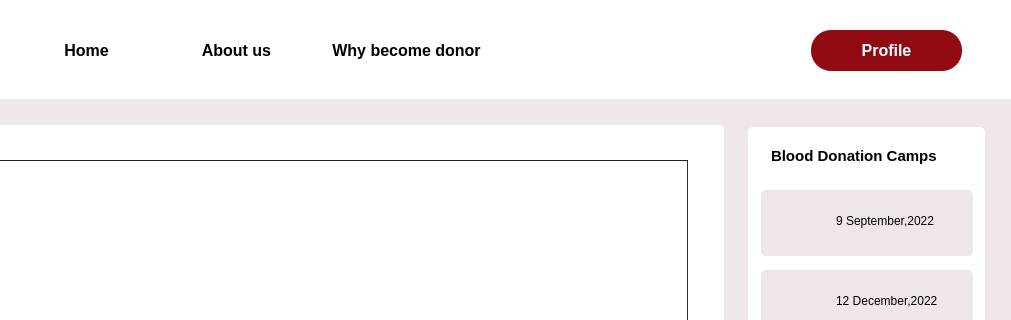
The window that edit_donor.ui (Rista10/Final) describes before a commit, drawn with Qt 5; both pictures show x 259 to 1270 and y 0 to 320 of the 1270 by 700 pixel window.
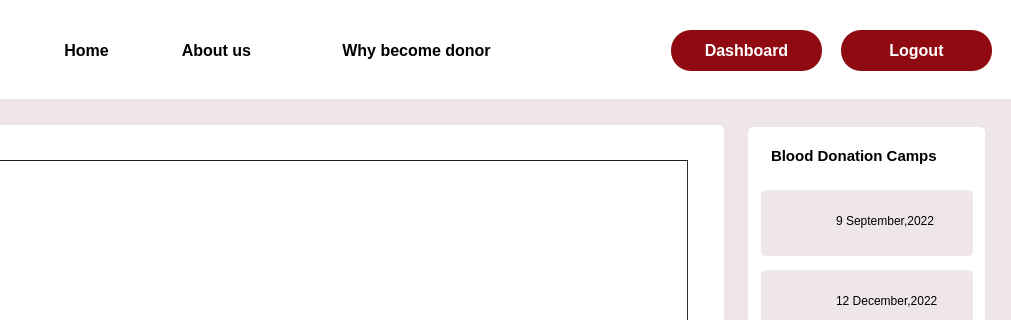
The same window after the commit. Icons and pictures are not drawn.

The edit to the form file:
```diff
--- a/edit_donor.ui
+++ b/edit_donor.ui
@@ -151,7 +151,7 @@
   <widget class="QPushButton" name="login">
    <property name="geometry">
     <rect>
-     <x>1070</x>
+     <x>930</x>
      <y>30</y>
      <width>151</width>
      <height>41</height>
@@ -181,7 +181,7 @@
 }</string>
    </property>
    <property name="text">
-    <string>Profile</string>
+    <string>Dashboard</string>
    </property>
   </widget>
   <widget class="QLabel" name="label_2">
@@ -509,7 +509,7 @@
   <widget class="QPushButton" name="about">
    <property name="geometry">
     <rect>
-     <x>420</x>
+     <x>400</x>
      <y>30</y>
      <width>151</width>
      <height>41</height>
@@ -580,7 +580,7 @@
   <widget class="QPushButton" name="why">
    <property name="geometry">
     <rect>
-     <x>550</x>
+     <x>560</x>
      <y>30</y>
      <width>231</width>
      <height>41</height>
@@ -682,14 +682,17 @@
      <bold>true</bold>
     </font>
    </property>
+   <property name="cursor">
+    <cursorShape>PointingHandCursor</cursorShape>
+   </property>
    <property name="styleSheet">
     <string notr="true">*{background-color: rgb(144, 10, 18);
 color: rgb(255, 255, 255);
 border-radius:5px;}
-#pushButton::hover
-{
-
+#pushButton::hover{
+background-color:white;
 	color: rgb(144, 10, 18);
+
 }</string>
    </property>
    <property name="text">
@@ -714,6 +717,42 @@
     <string>  Enter Donor ID</string>
    </property>
   </widget>
+  <widget class="QPushButton" name="login_2">
+   <property name="geometry">
+    <rect>
+     <x>1100</x>
+     <y>30</y>
+     <width>151</width>
+     <height>41</height>
+    </rect>
+   </property>
+   <property name="font">
+    <font>
+     <pointsize>12</pointsize>
+     <bold>true</bold>
+    </font>
+   </property>
+   <property name="cursor">
+    <cursorShape>PointingHandCursor</cursorShape>
+   </property>
+   <property name="styleSheet">
+    <string notr="true">#login_2
+{
+ background-color:rgb(144, 10, 18);
+border-radius:20px;
+	color: rgb(255, 255, 255);
+}
+
+#login_2::hover
+{
+background-color:white;
+	color: rgb(144, 10, 18);
+}</string>
+   </property>
+   <property name="text">
+    <string>Logout</string>
+   </property>
+  </widget>
   <zorder>label_2</zorder>
   <zorder>label_4</zorder>
   <zorder>label_25</zorder>
@@ -745,6 +784,7 @@
   <zorder>line_4</zorder>
   <zorder>pushButton</zorder>
   <zorder>userid</zorder>
+  <zorder>login_2</zorder>
  </widget>
  <resources/>
  <connections/>
```
